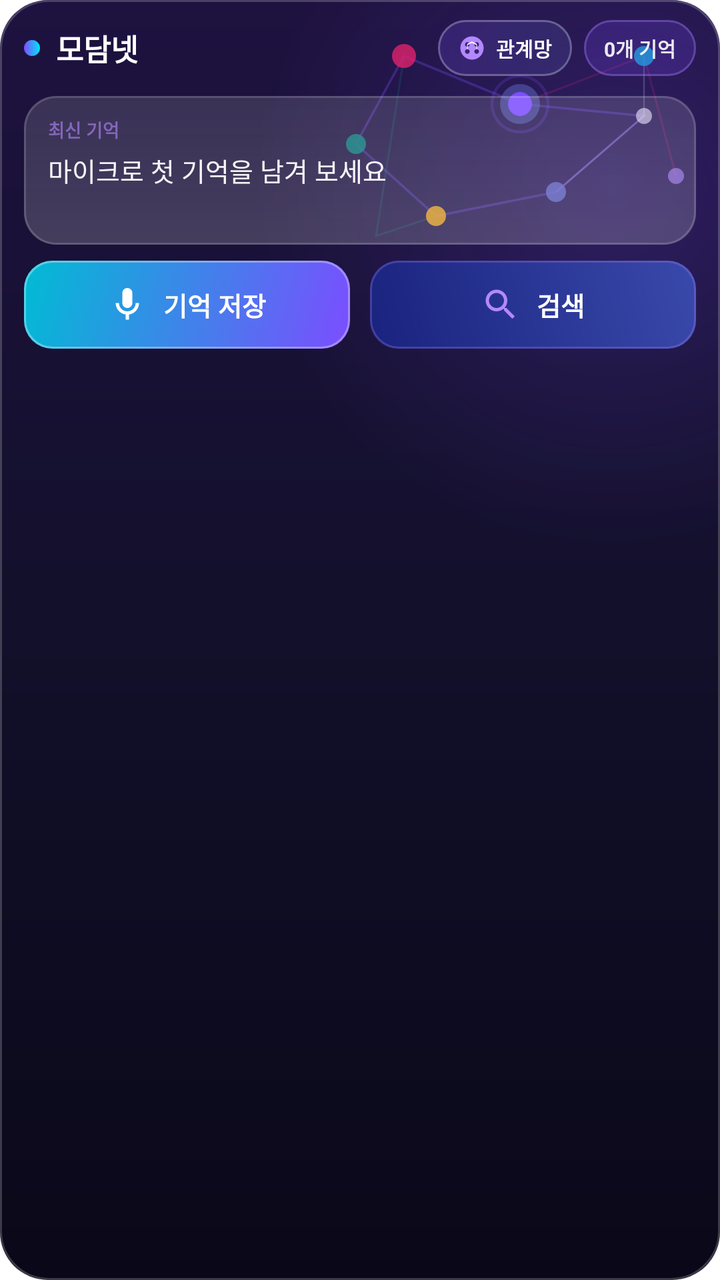
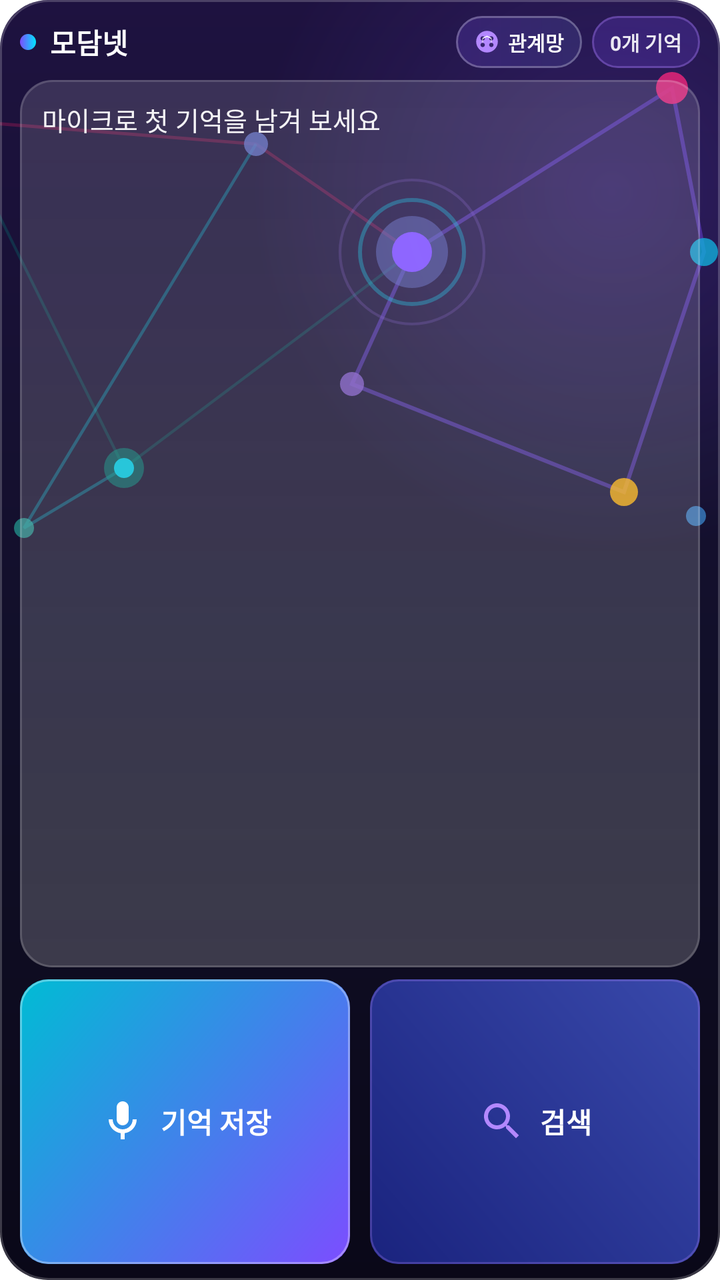

The first picture is an Android layout as it rendered before a commit; the second is the same layout after the commit. The layout source and the unified diff follow.
<!-- AndroidManifest.xml: fallback theme Theme.MaterialComponents.DayNight.NoActionBar -->
<!-- res/layout/memory_pulse_widget.xml -->
<?xml version="1.0" encoding="utf-8"?>
<LinearLayout xmlns:android="http://schemas.android.com/apk/res/android"
    android:id="@+id/widget_root"
    android:layout_width="match_parent"
    android:layout_height="match_parent"
    android:background="@drawable/widget_background"
    android:orientation="vertical"
    android:paddingLeft="12dp"
    android:paddingTop="10dp"
    android:paddingRight="12dp"
    android:paddingBottom="14dp">

    
    <LinearLayout
        android:layout_width="match_parent"
        android:layout_height="wrap_content"
        android:gravity="center_vertical"
        android:orientation="horizontal">

        <ImageView
            android:layout_width="8dp"
            android:layout_height="8dp"
            android:contentDescription="@string/widget_graph"
            android:src="@drawable/widget_brand_dot" />

        <TextView
            android:id="@+id/widget_title"
            android:layout_width="wrap_content"
            android:layout_height="wrap_content"
            android:layout_marginStart="8dp"
            android:text="@string/widget_default_title"
            android:textColor="#FFFFFFFF"
            android:textSize="15sp"
            android:textStyle="bold" />

        <TextView
            android:layout_width="0dp"
            android:layout_height="wrap_content"
            android:layout_weight="1"
            android:text=""
            android:textSize="1sp" />

        <LinearLayout
            android:id="@+id/widget_btn_graph"
            android:layout_width="wrap_content"
            android:layout_height="28dp"
            android:layout_marginEnd="6dp"
            android:background="@drawable/widget_graph_chip"
            android:gravity="center"
            android:orientation="horizontal"
            android:paddingLeft="10dp"
            android:paddingRight="10dp">

            <ImageView
                android:layout_width="14dp"
                android:layout_height="14dp"
                android:contentDescription="@string/widget_graph"
                android:src="@drawable/widget_ic_graph" />

            <TextView
                android:id="@+id/widget_graph_label"
                android:layout_width="wrap_content"
                android:layout_height="wrap_content"
                android:layout_marginStart="5dp"
                android:text="@string/widget_graph"
                android:textColor="#FFFFFFFF"
                android:textSize="10sp"
                android:textStyle="bold" />
        </LinearLayout>

        <TextView
            android:id="@+id/widget_count"
            android:layout_width="wrap_content"
            android:layout_height="28dp"
            android:background="@drawable/widget_count_chip"
            android:gravity="center"
            android:paddingLeft="10dp"
            android:paddingRight="10dp"
            android:text="@string/widget_default_count"
            android:textColor="#E6FFFFFF"
            android:textSize="10sp"
            android:textStyle="bold" />
    </LinearLayout>

    
    <LinearLayout
        android:id="@+id/widget_memory_card"
        android:layout_width="match_parent"
        android:layout_height="wrap_content"
        android:layout_marginTop="10dp"
        android:background="@drawable/widget_glass_card"
        android:orientation="vertical"
        android:paddingLeft="12dp"
        android:paddingTop="10dp"
        android:paddingRight="12dp"
        android:paddingBottom="10dp">

        <TextView
            android:layout_width="wrap_content"
            android:layout_height="wrap_content"
            android:text="@string/widget_pulse_label"
            android:textAllCaps="true"
            android:textColor="#99B388FF"
            android:textSize="9sp"
            android:textStyle="bold" />

        <TextView
            android:id="@+id/widget_latest"
            android:layout_width="match_parent"
            android:layout_height="wrap_content"
            android:layout_marginTop="4dp"
            android:ellipsize="end"
            android:maxLines="2"
            android:minLines="1"
            android:text="@string/widget_empty"
            android:textColor="#F2FFFFFF"
            android:textSize="13sp" />

        <TextView
            android:id="@+id/widget_time"
            android:layout_width="match_parent"
            android:layout_height="wrap_content"
            android:layout_marginTop="4dp"
            android:textColor="#80FFFFFF"
            android:textSize="10sp" />
    </LinearLayout>

    
    <LinearLayout
        android:layout_width="match_parent"
        android:layout_height="wrap_content"
        android:layout_marginTop="8dp"
        android:layout_marginBottom="2dp"
        android:orientation="horizontal">

        <LinearLayout
            android:id="@+id/widget_btn_mic"
            android:layout_width="0dp"
            android:layout_height="44dp"
            android:layout_marginEnd="5dp"
            android:layout_weight="1"
            android:background="@drawable/widget_btn_capture"
            android:gravity="center"
            android:orientation="horizontal">

            <ImageView
                android:layout_width="20dp"
                android:layout_height="20dp"
                android:contentDescription="@string/widget_mic"
                android:src="@drawable/widget_ic_mic" />

            <TextView
                android:id="@+id/widget_mic_label"
                android:layout_width="wrap_content"
                android:layout_height="wrap_content"
                android:layout_marginStart="8dp"
                android:text="@string/widget_mic"
                android:textColor="#FFFFFFFF"
                android:textSize="13sp"
                android:textStyle="bold" />
        </LinearLayout>

        <LinearLayout
            android:id="@+id/widget_btn_search"
            android:layout_width="0dp"
            android:layout_height="44dp"
            android:layout_marginStart="5dp"
            android:layout_weight="1"
            android:background="@drawable/widget_btn_search"
            android:gravity="center"
            android:orientation="horizontal">

            <ImageView
                android:layout_width="20dp"
                android:layout_height="20dp"
                android:contentDescription="@string/widget_search"
                android:src="@drawable/widget_ic_search" />

            <TextView
                android:id="@+id/widget_search_label"
                android:layout_width="wrap_content"
                android:layout_height="wrap_content"
                android:layout_marginStart="8dp"
                android:text="@string/widget_search"
                android:textColor="#FFFFFFFF"
                android:textSize="13sp"
                android:textStyle="bold" />
        </LinearLayout>
    </LinearLayout>
</LinearLayout>
<!-- resources referenced by this layout -->
<resources>
  <!-- drawable widget_brand_dot (drawable) -->
  <?xml version="1.0" encoding="utf-8"?>
  <shape xmlns:android="http://schemas.android.com/apk/res/android"
      android:shape="oval">
      <gradient
          android:endColor="#FF00E5FF"
          android:startColor="#FF7C4DFF"
          android:type="linear" />
      <size
          android:width="8dp"
          android:height="8dp" />
  </shape>
  <!-- drawable widget_count_chip (drawable) -->
  <?xml version="1.0" encoding="utf-8"?>
  <layer-list xmlns:android="http://schemas.android.com/apk/res/android">
      <item>
          <shape android:shape="rectangle">
              <solid android:color="#337C4DFF" />
              <corners android:radius="20dp" />
          </shape>
      </item>
      <item>
          <shape android:shape="rectangle">
              <stroke
                  android:width="1dp"
                  android:color="#55B388FF" />
              <corners android:radius="20dp" />
          </shape>
      </item>
  </layer-list>
  <!-- drawable widget_graph_chip (drawable) -->
  <?xml version="1.0" encoding="utf-8"?>
  <layer-list xmlns:android="http://schemas.android.com/apk/res/android">
      <item>
          <shape android:shape="rectangle">
              <gradient
                  android:angle="0"
                  android:endColor="#335C6BC0"
                  android:startColor="#337C4DFF"
                  android:type="linear" />
              <corners android:radius="20dp" />
          </shape>
      </item>
      <item>
          <shape android:shape="rectangle">
              <stroke
                  android:width="1dp"
                  android:color="#44FFFFFF" />
              <corners android:radius="20dp" />
          </shape>
      </item>
  </layer-list>
  <!-- drawable widget_ic_mic (drawable) -->
  <?xml version="1.0" encoding="utf-8"?>
  <vector xmlns:android="http://schemas.android.com/apk/res/android"
      android:width="20dp"
      android:height="20dp"
      android:viewportWidth="24"
      android:viewportHeight="24">
      <path
          android:fillColor="#FFFFFFFF"
          android:pathData="M12,14c1.66,0 3,-1.34 3,-3V5c0,-1.66 -1.34,-3 -3,-3S9,3.34 9,5v6c0,1.66 1.34,3 3,3z" />
      <path
          android:fillColor="#FFFFFFFF"
          android:pathData="M17,11c0,2.76 -2.24,5 -5,5s-5,-2.24 -5,-5H5c0,3.53 2.61,6.43 6,6.92V21h2v-3.08c3.39,-0.49 6,-3.39 6,-6.92h-2z" />
  </vector>
  <!-- drawable widget_ic_search (drawable) -->
  <?xml version="1.0" encoding="utf-8"?>
  <vector xmlns:android="http://schemas.android.com/apk/res/android"
      android:width="20dp"
      android:height="20dp"
      android:viewportWidth="24"
      android:viewportHeight="24">
      <path
          android:fillColor="#FFB388FF"
          android:pathData="M15.5,14h-0.79l-0.28,-0.27C15.41,12.59 16,11.11 16,9.5 16,5.91 13.09,3 9.5,3S3,5.91 3,9.5 5.91,16 9.5,16c1.61,0 3.09,-0.59 4.23,-1.57l0.27,0.28v0.79l5,4.99L20.49,19l-4.99,-5zM9.5,14C7.01,14 5,11.99 5,9.5S7.01,5 9.5,5 14,7.01 14,9.5 11.99,14 9.5,14z" />
  </vector>
  <string name="widget_default_count">0개 기억</string>
  <string name="widget_default_title">모담넷</string>
  <string name="widget_empty">마이크로 첫 기억을 남겨 보세요</string>
  <string name="widget_graph">관계망</string>
  <string name="widget_mic">기억 저장</string>
  <string name="widget_pulse_label">최신 기억</string>
  <string name="widget_search">검색</string>
  <!-- drawable widget_graph_network: vector/xml drawable (drawable, 2205 chars, omitted) -->
  <!-- unchanged entries left out for length: 5 -->
</resources>

<!-- the commit's change to res/layout/memory_pulse_widget.xml (unified diff, before → after) -->
@@ -1,190 +1,269 @@
 <?xml version="1.0" encoding="utf-8"?>
-<LinearLayout xmlns:android="http://schemas.android.com/apk/res/android"
+<FrameLayout xmlns:android="http://schemas.android.com/apk/res/android"
     android:id="@+id/widget_root"
     android:layout_width="match_parent"
-    android:layout_height="match_parent"
-    android:background="@drawable/widget_background"
-    android:orientation="vertical"
-    android:paddingLeft="12dp"
-    android:paddingTop="10dp"
-    android:paddingRight="12dp"
-    android:paddingBottom="14dp">
-
-    
+    android:layout_height="match_parent">
+
+    <ImageView
+        android:id="@+id/widget_bg"
+        android:layout_width="match_parent"
+        android:layout_height="match_parent"
+        android:contentDescription="@null"
+        android:scaleType="fitXY"
+        android:src="@drawable/widget_background" />
+
+    <ImageView
+        android:id="@+id/widget_graph_network"
+        android:layout_width="match_parent"
+        android:layout_height="match_parent"
+        android:alpha="0.98"
+        android:contentDescription="@null"
+        android:scaleType="centerCrop" />
+
     <LinearLayout
         android:layout_width="match_parent"
-        android:layout_height="wrap_content"
-        android:gravity="center_vertical"
-        android:orientation="horizontal">
-
-        <ImageView
-            android:layout_width="8dp"
-            android:layout_height="8dp"
-            android:contentDescription="@string/widget_graph"
-            android:src="@drawable/widget_brand_dot" />
-
-        <TextView
-            android:id="@+id/widget_title"
-            android:layout_width="wrap_content"
+        android:layout_height="match_parent"
+        android:orientation="vertical"
+        android:paddingLeft="10dp"
+        android:paddingTop="8dp"
+        android:paddingRight="10dp"
+        android:paddingBottom="8dp">
+
+        <LinearLayout
+            android:layout_width="match_parent"
             android:layout_height="wrap_content"
-            android:layout_marginStart="8dp"
-            android:text="@string/widget_default_title"
-            android:textColor="#FFFFFFFF"
-            android:textSize="15sp"
-            android:textStyle="bold" />
-
-        <TextView
-            android:layout_width="0dp"
-            android:layout_height="wrap_content"
-            android:layout_weight="1"
-            android:text=""
-            android:textSize="1sp" />
-
-        <LinearLayout
-            android:id="@+id/widget_btn_graph"
-            android:layout_width="wrap_content"
-            android:layout_height="28dp"
-            android:layout_marginEnd="6dp"
-            android:background="@drawable/widget_graph_chip"
-            android:gravity="center"
-            android:orientation="horizontal"
-            android:paddingLeft="10dp"
-            android:paddingRight="10dp">
+            android:gravity="center_vertical"
+            android:orientation="horizontal">
 
             <ImageView
-                android:layout_width="14dp"
-                android:layout_height="14dp"
+                android:id="@+id/widget_brand_dot"
+                android:layout_width="8dp"
+                android:layout_height="8dp"
                 android:contentDescription="@string/widget_graph"
-                android:src="@drawable/widget_ic_graph" />
+                android:src="@drawable/widget_brand_dot" />
 
             <TextView
-                android:id="@+id/widget_graph_label"
+                android:id="@+id/widget_title"
                 android:layout_width="wrap_content"
                 android:layout_height="wrap_content"
+                android:layout_marginStart="7dp"
+                android:text="@string/widget_default_title"
+                android:textColor="#FFFFFFFF"
+                android:textSize="14sp"
+                android:textStyle="bold" />
+
+            <TextView
+                android:layout_width="0dp"
+                android:layout_height="wrap_content"
+                android:layout_weight="1"
+                android:text=""
+                android:textSize="1sp" />
+
+            <FrameLayout
+                android:id="@+id/widget_btn_graph"
+                android:layout_width="wrap_content"
+                android:layout_height="26dp"
+                android:layout_marginEnd="5dp">
+
+                <ImageView
+                    android:id="@+id/widget_graph_chip_bg"
+                    android:layout_width="match_parent"
+                    android:layout_height="match_parent"
+                    android:contentDescription="@null"
+                    android:scaleType="fitXY"
+                    android:src="@drawable/widget_graph_chip" />
+
+                <LinearLayout
+                    android:layout_width="wrap_content"
+                    android:layout_height="match_parent"
+                    android:gravity="center"
+                    android:orientation="horizontal"
+                    android:paddingLeft="9dp"
+                    android:paddingRight="9dp">
+
+                    <ImageView
+                        android:id="@+id/widget_graph_icon"
+                        android:layout_width="13dp"
+                        android:layout_height="13dp"
+                        android:contentDescription="@string/widget_graph"
+                        android:src="@drawable/widget_ic_graph" />
+
+                    <TextView
+                        android:id="@+id/widget_graph_label"
+                        android:layout_width="wrap_content"
+                        android:layout_height="wrap_content"
+                        android:layout_marginStart="4dp"
+                        android:text="@string/widget_graph"
+                        android:textColor="#FFFFFFFF"
+                        android:textSize="10sp"
+                        android:textStyle="bold" />
+                </LinearLayout>
+            </FrameLayout>
+
+            <FrameLayout
+                android:layout_width="wrap_content"
+                android:layout_height="26dp">
+
+                <ImageView
+                    android:id="@+id/widget_count_chip_bg"
+                    android:layout_width="match_parent"
+                    android:layout_height="match_parent"
+                    android:contentDescription="@null"
+                    android:scaleType="fitXY"
+                    android:src="@drawable/widget_count_chip" />
+
+                <TextView
+                    android:id="@+id/widget_count"
+                    android:layout_width="wrap_content"
+                    android:layout_height="match_parent"
+                    android:gravity="center"
+                    android:paddingLeft="9dp"
+                    android:paddingRight="9dp"
+                    android:text="@string/widget_default_count"
+                    android:textColor="#E6FFFFFF"
+                    android:textSize="10sp"
+                    android:textStyle="bold" />
+            </FrameLayout>
+        </LinearLayout>
+
+        <FrameLayout
+            android:id="@+id/widget_memory_card"
+            android:layout_width="match_parent"
+            android:layout_height="0dp"
+            android:layout_marginTop="6dp"
+            android:layout_weight="1">
+
+            <ImageView
+                android:id="@+id/widget_memory_card_bg"
+                android:layout_width="match_parent"
+                android:layout_height="match_parent"
+                android:contentDescription="@null"
+                android:scaleType="fitXY"
+                android:src="@drawable/widget_glass_card" />
+
+            <LinearLayout
+                android:layout_width="match_parent"
+                android:layout_height="match_parent"
+                android:orientation="vertical"
+                android:paddingLeft="11dp"
+                android:paddingTop="10dp"
+                android:paddingRight="11dp"
+                android:paddingBottom="8dp">
+
+                <TextView
+                    android:id="@+id/widget_latest"
+                    android:layout_width="match_parent"
+                    android:layout_height="0dp"
+                    android:layout_weight="1"
+                    android:ellipsize="end"
+                    android:gravity="top|start"
+                    android:lineSpacingExtra="3dp"
+                    android:maxLines="5"
+                    android:minLines="3"
+                    android:text="@string/widget_empty"
+                    android:textColor="#F2FFFFFF"
+                    android:textSize="13sp" />
+
+                <TextView
+                    android:id="@+id/widget_time"
+                    android:layout_width="match_parent"
+                    android:layout_height="wrap_content"
+                    android:layout_marginTop="4dp"
+                    android:textColor="#80FFFFFF"
+                    android:textSize="10sp" />
+            </LinearLayout>
+        </FrameLayout>
+
+        <LinearLayout
+            android:layout_width="match_parent"
+            android:layout_height="0dp"
+            android:layout_marginTop="6dp"
+            android:layout_weight="0.32"
+            android:orientation="horizontal">
+
+            <FrameLayout
+                android:id="@+id/widget_btn_mic"
+                android:layout_width="0dp"
+                android:layout_height="match_parent"
+                android:layout_marginEnd="5dp"
+                android:layout_weight="1">
+
+                <ImageView
+                    android:id="@+id/widget_btn_mic_bg"
+                    android:layout_width="match_parent"
+                    android:layout_height="match_parent"
+                    android:contentDescription="@null"
+                    android:scaleType="fitXY"
+                    android:src="@drawable/widget_btn_capture" />
+
+                <LinearLayout
+                    android:layout_width="match_parent"
+                    android:layout_height="match_parent"
+                    android:gravity="center"
+                    android:orientation="horizontal"
+                    android:paddingLeft="8dp"
+                    android:paddingRight="8dp">
+
+                    <ImageView
+                        android:id="@+id/widget_mic_icon"
+                        android:layout_width="24dp"
+                        android:layout_height="24dp"
+                        android:contentDescription="@string/widget_mic"
+                        android:src="@drawable/widget_ic_mic" />
+
+                    <TextView
+                        android:id="@+id/widget_mic_label"
+                        android:layout_width="wrap_content"
+                        android:layout_height="wrap_content"
+                        android:layout_marginStart="7dp"
+                        android:text="@string/widget_mic"
+                        android:textColor="#FFFFFFFF"
+                        android:textSize="14sp"
+                        android:textStyle="bold" />
+                </LinearLayout>
+            </FrameLayout>
+
+            <FrameLayout
+                android:id="@+id/widget_btn_search"
+                android:layout_width="0dp"
+                android:layout_height="match_parent"
                 android:layout_marginStart="5dp"
-                android:text="@string/widget_graph"
-                android:textColor="#FFFFFFFF"
-                android:textSize="10sp"
-                android:textStyle="bold" />
-        </LinearLayout>
-
-        <TextView
-            android:id="@+id/widget_count"
-            android:layout_width="wrap_content"
-            android:layout_height="28dp"
-            android:background="@drawable/widget_count_chip"
-            android:gravity="center"
-            android:paddingLeft="10dp"
-            android:paddingRight="10dp"
-            android:text="@string/widget_default_count"
-            android:textColor="#E6FFFFFF"
-            android:textSize="10sp"
-            android:textStyle="bold" />
-    </LinearLayout>
-
-    
-    <LinearLayout
-        android:id="@+id/widget_memory_card"
-        android:layout_width="match_parent"
-        android:layout_height="wrap_content"
-        android:layout_marginTop="10dp"
-        android:background="@drawable/widget_glass_card"
-        android:orientation="vertical"
-        android:paddingLeft="12dp"
-        android:paddingTop="10dp"
-        android:paddingRight="12dp"
-        android:paddingBottom="10dp">
-
-        <TextView
-            android:layout_width="wrap_content"
-            android:layout_height="wrap_content"
-            android:text="@string/widget_pulse_label"
-            android:textAllCaps="true"
-            android:textColor="#99B388FF"
-            android:textSize="9sp"
-            android:textStyle="bold" />
-
-        <TextView
-            android:id="@+id/widget_latest"
-            android:layout_width="match_parent"
-            android:layout_height="wrap_content"
-            android:layout_marginTop="4dp"
-            android:ellipsize="end"
-            android:maxLines="2"
-            android:minLines="1"
-            android:text="@string/widget_empty"
-            android:textColor="#F2FFFFFF"
-            android:textSize="13sp" />
-
-        <TextView
-            android:id="@+id/widget_time"
-            android:layout_width="match_parent"
-            android:layout_height="wrap_content"
-            android:layout_marginTop="4dp"
-            android:textColor="#80FFFFFF"
-            android:textSize="10sp" />
-    </LinearLayout>
-
-    
-    <LinearLayout
-        android:layout_width="match_parent"
-        android:layout_height="wrap_content"
-        android:layout_marginTop="8dp"
-        android:layout_marginBottom="2dp"
-        android:orientation="horizontal">
-
-        <LinearLayout
-            android:id="@+id/widget_btn_mic"
-            android:layout_width="0dp"
-            android:layout_height="44dp"
-            android:layout_marginEnd="5dp"
-            android:layout_weight="1"
-            android:background="@drawable/widget_btn_capture"
-            android:gravity="center"
-            android:orientation="horizontal">
-
-            <ImageView
-                android:layout_width="20dp"
-                android:layout_height="20dp"
-                android:contentDescription="@string/widget_mic"
-                android:src="@drawable/widget_ic_mic" />
-
-            <TextView
-                android:id="@+id/widget_mic_label"
-                android:layout_width="wrap_content"
-                android:layout_height="wrap_content"
-                android:layout_marginStart="8dp"
-                android:text="@string/widget_mic"
-                android:textColor="#FFFFFFFF"
-                android:textSize="13sp"
-                android:textStyle="bold" />
-        </LinearLayout>
-
-        <LinearLayout
-            android:id="@+id/widget_btn_search"
-            android:layout_width="0dp"
-            android:layout_height="44dp"
-            android:layout_marginStart="5dp"
-            android:layout_weight="1"
-            android:background="@drawable/widget_btn_search"
-            android:gravity="center"
-            android:orientation="horizontal">
-
-            <ImageView
-                android:layout_width="20dp"
-                android:layout_height="20dp"
-                android:contentDescription="@string/widget_search"
-                android:src="@drawable/widget_ic_search" />
-
-            <TextView
-                android:id="@+id/widget_search_label"
-                android:layout_width="wrap_content"
-                android:layout_height="wrap_content"
-                android:layout_marginStart="8dp"
-                android:text="@string/widget_search"
-                android:textColor="#FFFFFFFF"
-                android:textSize="13sp"
-                android:textStyle="bold" />
+                android:layout_weight="1">
+
+                <ImageView
+                    android:id="@+id/widget_btn_search_bg"
+                    android:layout_width="match_parent"
+                    android:layout_height="match_parent"
+                    android:contentDescription="@null"
+                    android:scaleType="fitXY"
+                    android:src="@drawable/widget_btn_search" />
+
+                <LinearLayout
+                    android:layout_width="match_parent"
+                    android:layout_height="match_parent"
+                    android:gravity="center"
+                    android:orientation="horizontal"
+                    android:paddingLeft="8dp"
+                    android:paddingRight="8dp">
+
+                    <ImageView
+                        android:id="@+id/widget_search_icon"
+                        android:layout_width="24dp"
+                        android:layout_height="24dp"
+                        android:contentDescription="@string/widget_search"
+                        android:src="@drawable/widget_ic_search" />
+
+                    <TextView
+                        android:id="@+id/widget_search_label"
+                        android:layout_width="wrap_content"
+                        android:layout_height="wrap_content"
+                        android:layout_marginStart="7dp"
+                        android:text="@string/widget_search"
+                        android:textColor="#FFFFFFFF"
+                        android:textSize="14sp"
+                        android:textStyle="bold" />
+                </LinearLayout>
+            </FrameLayout>
         </LinearLayout>
     </LinearLayout>
-</LinearLayout>
+</FrameLayout>
<!-- resource entries referenced after the edit -->
@@ -82,9 +82,8 @@
   <string name="widget_empty">마이크로 첫 기억을 남겨 보세요</string>
   <string name="widget_graph">관계망</string>
   <string name="widget_mic">기억 저장</string>
-  <string name="widget_pulse_label">최신 기억</string>
   <string name="widget_search">검색</string>
-  <!-- drawable widget_graph_network: vector/xml drawable (drawable, 2205 chars, omitted) -->
+  <!-- drawable widget_graph_network: vector/xml drawable (drawable, 3281 chars, omitted) -->
   <!-- unchanged entries left out for length: 5 -->
 </resources>
 
